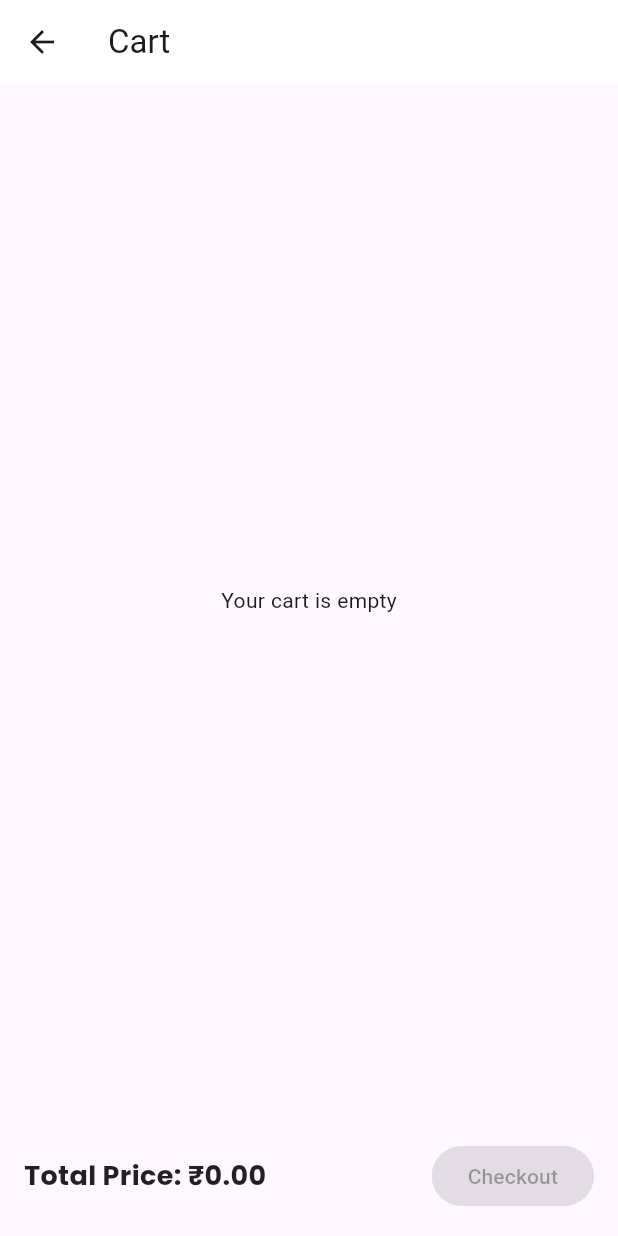
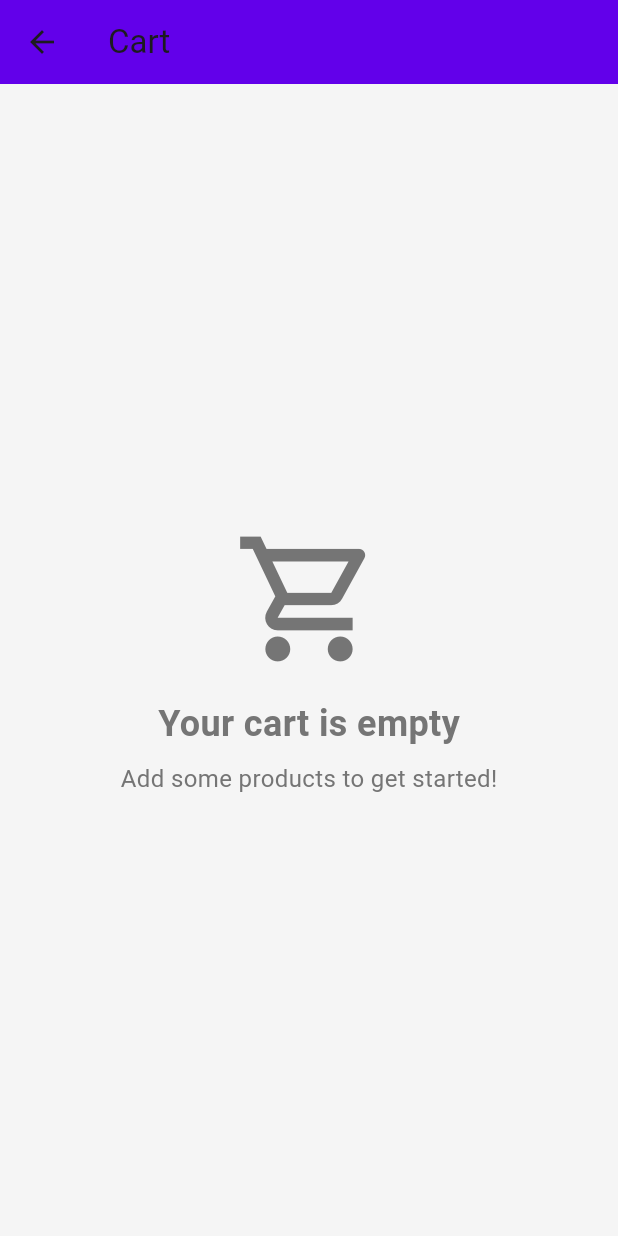
Before and after one commit to atalantadey/havahavai, a Flutter app: the CartScreen screen opened directly, on a phone screen of 412 x 824 dp. Run offline on Flutter 3.47's test engine with Material 3 defaults, Android fonts, the phone set to English and light mode, and no system bars; our stand-ins replace carousel_slider, dartz, equatable, flutter_riverpod, google_fonts; network calls fail.

Commit message:
Made some minor UI changes

```diff
--- /dev/null
+++ b/lib/core/constants/app_theme.dart
@@ -0,0 +1,23 @@
+import 'package:flutter/material.dart';
+
+class AppTheme {
+  static const Color primaryColor = Color(0xFF6200EA); // Deep purple
+  static const Color accentColor = Color(0xFF03DAC6); // Teal
+  static const Color backgroundColor = Color(0xFFF5F5F5); // Light grey
+  static const Color cardColor = Colors.white;
+  static const Color textColor = Color(0xFF212121); // Dark grey
+  static const Color secondaryTextColor = Color(0xFF757575); // Medium grey
+
+  static const TextStyle headingStyle = TextStyle(
+    fontSize: 24,
+    fontWeight: FontWeight.bold,
+    color: textColor,
+  );
+
+  static const TextStyle bodyStyle = TextStyle(fontSize: 16, color: textColor);
+
+  static const TextStyle subtitleStyle = TextStyle(
+    fontSize: 14,
+    color: secondaryTextColor,
+  );
+}
--- a/lib/features/cart/presentation/screens/cart_screen.dart
+++ b/lib/features/cart/presentation/screens/cart_screen.dart
@@ -1,9 +1,9 @@
 import 'package:flutter/material.dart';
 import 'package:flutter_riverpod/flutter_riverpod.dart';
-import 'package:havahavai/core/constants/app_colours.dart';
-import 'package:havahavai/core/constants/app_styles.dart';
+import 'package:havahavai/core/constants/app_theme.dart';
 import 'package:havahavai/features/cart/presentation/providers/cart_provider.dart';
-import 'package:havahavai/features/cart/presentation/widgets/cart_list_item.dart';
+import 'package:havahavai/features/cart/presentation/screens/cart_item_widget.dart';
+import 'package:havahavai/features/cart/presentation/widgets/custom_checkout_button.dart';
 
 
 class CartScreen extends ConsumerWidget {
@@ -13,52 +13,105 @@ class CartScreen extends ConsumerWidget {
   Widget build(BuildContext context, WidgetRef ref) {
     final cartItems = ref.watch(cartProvider);
     final totalPrice = ref.watch(totalPriceProvider);
+
     return Scaffold(
       appBar: AppBar(
         title: const Text('Cart'),
-        backgroundColor: AppColors.background,
+        backgroundColor: AppTheme.primaryColor,
+        elevation: 0,
       ),
-      body: Column(
+      backgroundColor: AppTheme.backgroundColor,
+      body:
+          cartItems.isEmpty
+              ? Center(
+                child: Column(
+                  mainAxisAlignment: MainAxisAlignment.center,
+                  children: [
+                    const Icon(
+                      Icons.shopping_cart_outlined,
+                      size: 100,
+                      color: AppTheme.secondaryTextColor,
+                    ),
+                    const SizedBox(height: 16),
+                    Text(
+                      'Your cart is empty',
+                      style: AppTheme.headingStyle.copyWith(
+                        color: AppTheme.secondaryTextColor,
+                      ),
+                    ),
+                    const SizedBox(height: 8),
+                    Text(
+                      'Add some products to get started!',
+                      style: AppTheme.bodyStyle.copyWith(
+                        color: AppTheme.secondaryTextColor,
+                      ),
+                    ),
+                  ],
+                ),
+              )
+              : Column(
                 children: [
                   Expanded(
-            child:
-                cartItems.isEmpty
-                    ? const Center(child: Text('Your cart is empty'))
-                    : ListView.builder(
+                    child: ListView.builder(
+                      padding: const EdgeInsets.only(top: 16),
                       itemCount: cartItems.length,
                       itemBuilder: (context, index) {
-                        return CartListItem(cartItem: cartItems[index]);
+                        final item = cartItems[index];
+                        return CartItemWidget(item: item);
                       },
                     ),
                   ),
-          Padding(
-            padding: const EdgeInsets.all(16.0),
-            child: Row(
+                  // Total Price and Checkout Section
+                  Container(
+                    padding: const EdgeInsets.all(16),
+                    decoration: BoxDecoration(
+                      gradient: LinearGradient(
+                        colors: [
+                          AppTheme.primaryColor.withOpacity(0.1),
+                          AppTheme.accentColor.withOpacity(0.1),
+                        ],
+                        begin: Alignment.topLeft,
+                        end: Alignment.bottomRight,
+                      ),
+                      boxShadow: [
+                        BoxShadow(
+                          color: Colors.black.withOpacity(0.05),
+                          blurRadius: 8,
+                          offset: const Offset(0, -2),
+                        ),
+                      ],
+                    ),
+                    child: Column(
+                      children: [
+                        Row(
                           mainAxisAlignment: MainAxisAlignment.spaceBetween,
                           children: [
+                            Text('Total:', style: AppTheme.headingStyle),
                             Text(
-                  'Total Price: ₹${totalPrice.toStringAsFixed(2)}',
-                  style: AppStyles.titleStyle.copyWith(fontSize: 18),
+                              '\$${totalPrice.toStringAsFixed(2)}',
+                              style: AppTheme.headingStyle.copyWith(
+                                color: AppTheme.primaryColor,
                               ),
-                ElevatedButton(
-                  onPressed:
-                      cartItems.isEmpty
-                          ? null
-                          : () {
+                            ),
+                          ],
+                        ),
+                        const SizedBox(height: 16),
+                        CustomCheckoutButton(
+                          onPressed: () {
                             showDialog(
                               context: context,
                               builder:
                                   (context) => AlertDialog(
-                                    title: const Text('Confirm Checkout'),
-                                    content: Text(
-                                      'Are you sure you want to checkout with a total of ₹${totalPrice.toStringAsFixed(2)}?',
+                                    title: const Text('Checkout'),
+                                    content: const Text(
+                                      'Are you sure you want to checkout?',
                                     ),
                                     actions: [
                                       TextButton(
                                         onPressed: () => Navigator.pop(context),
                                         child: const Text('Cancel'),
                                       ),
-                                      ElevatedButton(
+                                      TextButton(
                                         onPressed: () {
                                           ref
                                               .read(cartProvider.notifier)
@@ -71,23 +124,15 @@ class CartScreen extends ConsumerWidget {
                                               content: Text(
                                                 'Checkout successful!',
                                               ),
-                                              duration: Duration(seconds: 2),
                                             ),
                                           );
                                         },
-                                        style: ElevatedButton.styleFrom(
-                                          backgroundColor: AppColors.accent,
-                                        ),
                                         child: const Text('Confirm'),
                                       ),
                                     ],
                                   ),
                             );
                           },
-                  style: ElevatedButton.styleFrom(
-                    backgroundColor: AppColors.accent,
-                  ),
-                  child: const Text('Checkout'),
                         ),
                       ],
                     ),
```
Also changed, not shown: lib/features/cart/presentation/screens/cart_item_widget.dart (added, +112 -0 lines), lib/features/cart/presentation/screens/product_description_screen.dart (+1 -37 lines), lib/features/cart/presentation/widgets/custom_checkout_button.dart (added, +54 -0 lines). Lines whose indentation alone changed are shown as unchanged.
